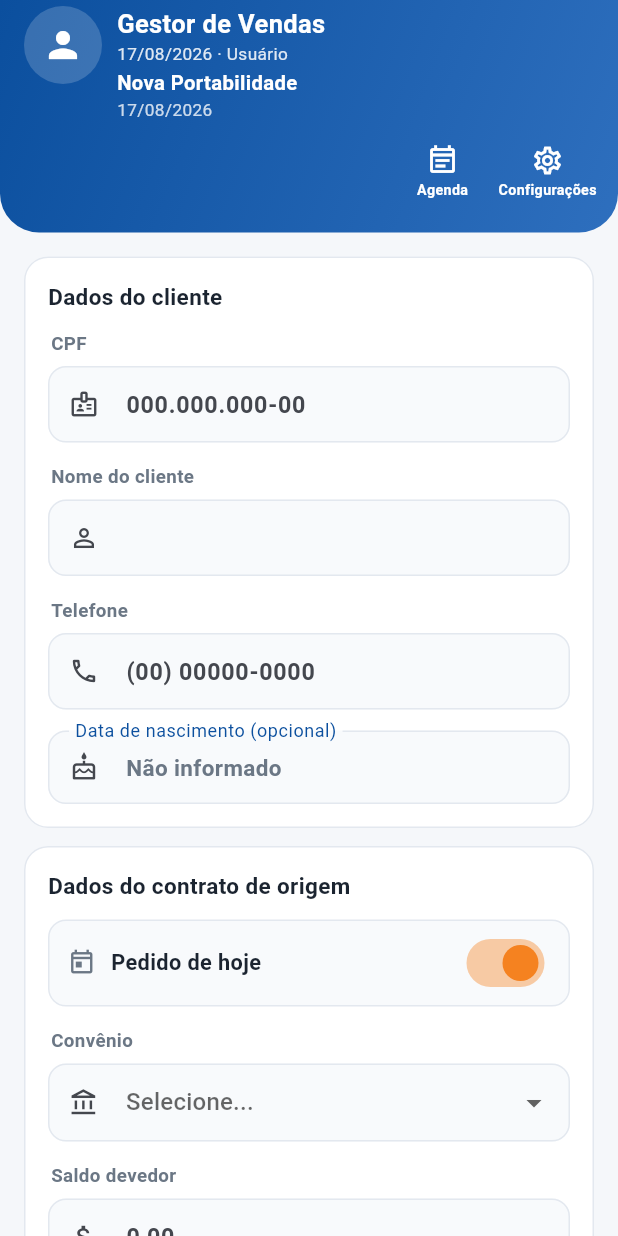
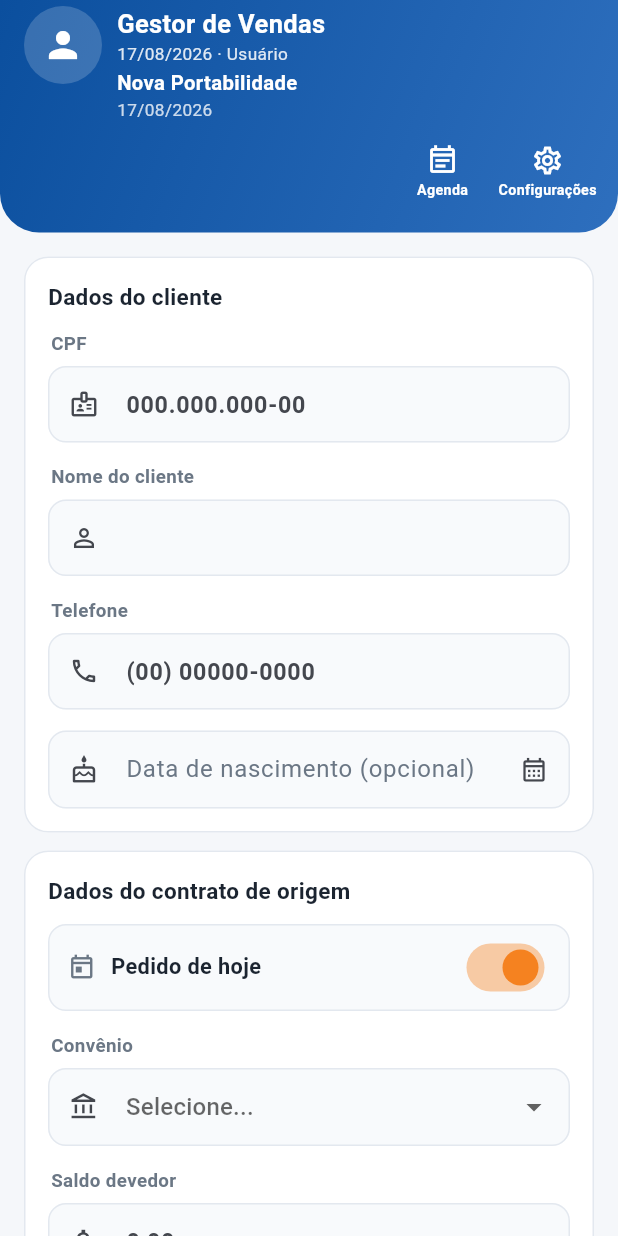
Before and after one commit to jralmeida-gif/Gerenciador-de-vendas, a Flutter app: the TelaPortabilidadeForm screen opened directly, on a phone screen of 412 x 824 dp. Run offline on Flutter 3.47's test engine with Material 3 defaults, Android fonts, the phone set to English and light mode, and no system bars; our stand-ins replace file_picker, hive_flutter, pdf, printing; missing offline and left inert: dart:js_interop; accounts and stored records are empty.

Commit message:
fix: permitir editar nascimento com mascara de data

```diff
--- a/lib/widgets/comuns.dart
+++ b/lib/widgets/comuns.dart
@@ -675,8 +675,8 @@ class RotuloBotao extends StatelessWidget {
   }
 }
 
-/// Seletor de data opcional usado no cadastro consolidado do cliente.
-class CampoDataOpcional extends StatelessWidget {
+/// Campo de data opcional com digitação em dd/MM/aaaa e calendário auxiliar.
+class CampoDataOpcional extends StatefulWidget {
   final String rotulo;
   final DateTime? valor;
   final ValueChanged<DateTime?> onChanged;
@@ -688,42 +688,89 @@ class CampoDataOpcional extends StatelessWidget {
     required this.onChanged,
   });
 
+  @override
+  State<CampoDataOpcional> createState() => _CampoDataOpcionalState();
+}
+
+class _CampoDataOpcionalState extends State<CampoDataOpcional> {
+  late final TextEditingController _controller;
+
+  String _texto(DateTime? data) => data == null ? '' : Fmt.data(data);
+
+  @override
+  void initState() {
+    super.initState();
+    _controller = TextEditingController(text: _texto(widget.valor));
+  }
+
+  @override
+  void didUpdateWidget(covariant CampoDataOpcional oldWidget) {
+    super.didUpdateWidget(oldWidget);
+    if (oldWidget.valor != widget.valor && _controller.text != _texto(widget.valor)) {
+      _controller.value = TextEditingValue(
+        text: _texto(widget.valor),
+        selection: TextSelection.collapsed(offset: _texto(widget.valor).length),
+      );
+    }
+  }
+
+  @override
+  void dispose() {
+    _controller.dispose();
+    super.dispose();
+  }
+
+  void _textoAlterado(String texto) {
+    final digitos = Fmt.somenteDigitos(texto);
+    if (digitos.isEmpty) {
+      widget.onChanged(null);
+    } else if (digitos.length == 8) {
+      final data = Fmt.parseData(texto);
+      if (data != null) widget.onChanged(data);
+    }
+  }
+
   Future<void> _escolher(BuildContext context) async {
     final data = await showDatePicker(
       context: context,
-      initialDate: valor ?? DateTime(1980, 1, 1),
+      initialDate: widget.valor ?? DateTime(1980, 1, 1),
       firstDate: DateTime(1900),
       lastDate: DateTime.now(),
       locale: const Locale('pt', 'BR'),
       helpText: 'Selecione a data de nascimento',
     );
-    if (data != null) onChanged(data);
+    if (data == null) return;
+    _controller.text = Fmt.data(data);
+    widget.onChanged(data);
+  }
+
+  String? _validar(String? texto) {
+    final value = texto?.trim() ?? '';
+    if (value.isEmpty) return null;
+    if (Fmt.somenteDigitos(value).length != 8 || Fmt.parseData(value) == null) {
+      return 'Informe uma data válida no formato dd/mm/aaaa';
+    }
+    return null;
   }
 
   @override
   Widget build(BuildContext context) {
-    return InkWell(
-      onTap: () => _escolher(context),
-      borderRadius: BorderRadius.circular(12),
-      child: InputDecorator(
-        decoration: InputDecoration(
-          labelText: rotulo,
-          prefixIcon: const Icon(Icons.cake_outlined, size: 20),
-          suffixIcon: valor == null
-              ? null
-              : IconButton(
-                  tooltip: 'Remover data',
-                  onPressed: () => onChanged(null),
-                  icon: const Icon(Icons.close_rounded, size: 18),
-                ),
-        ),
-        child: Text(
-          valor == null ? 'Não informado' : Fmt.data(valor!),
-          style: TextStyle(
-            fontSize: 15,
-            fontWeight: FontWeight.w600,
-            color: valor == null ? AppColors.textSecondary : AppColors.textPrimary,
-          ),
+    return TextFormField(
+      controller: _controller,
+      keyboardType: TextInputType.number,
+      textInputAction: TextInputAction.next,
+      autovalidateMode: AutovalidateMode.onUserInteraction,
+      inputFormatters: [DataInputFormatter()],
+      onChanged: _textoAlterado,
+      validator: _validar,
+      decoration: InputDecoration(
+        labelText: widget.rotulo,
+        hintText: 'dd/mm/aaaa',
+        prefixIcon: const Icon(Icons.cake_outlined, size: 20),
+        suffixIcon: IconButton(
+          tooltip: 'Escolher no calendário',
+          onPressed: () => _escolher(context),
+          icon: const Icon(Icons.calendar_month_outlined, size: 19),
         ),
       ),
     );
```
Also changed, not shown: lib/utils/formatters.dart (+14 -0 lines).
